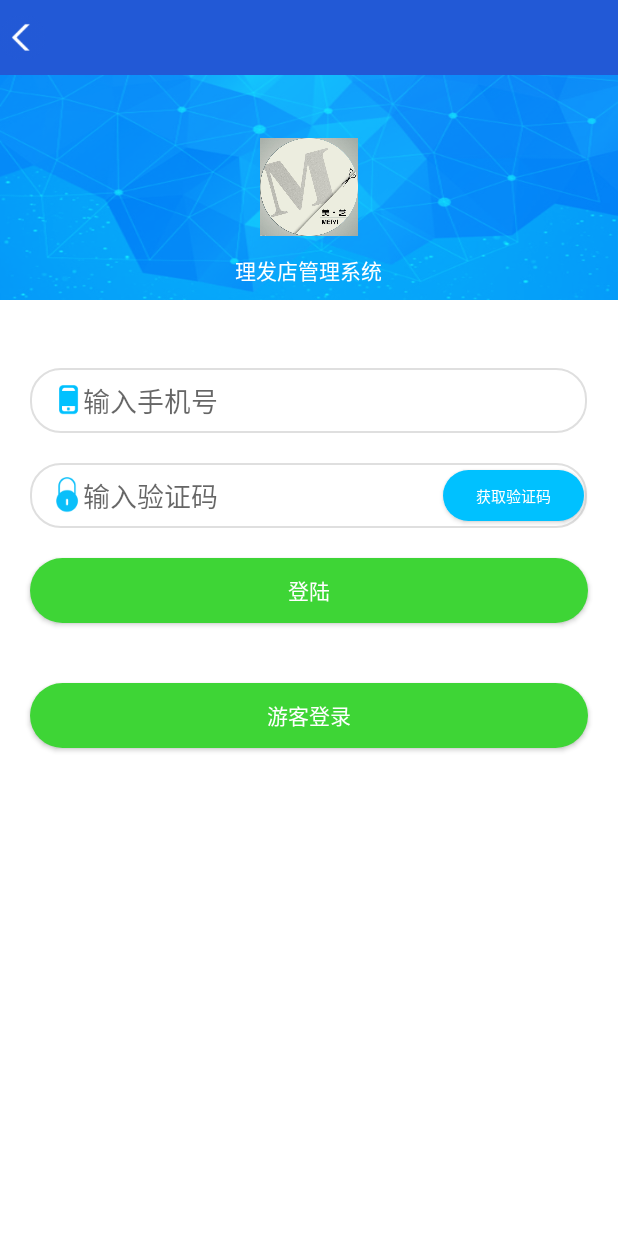
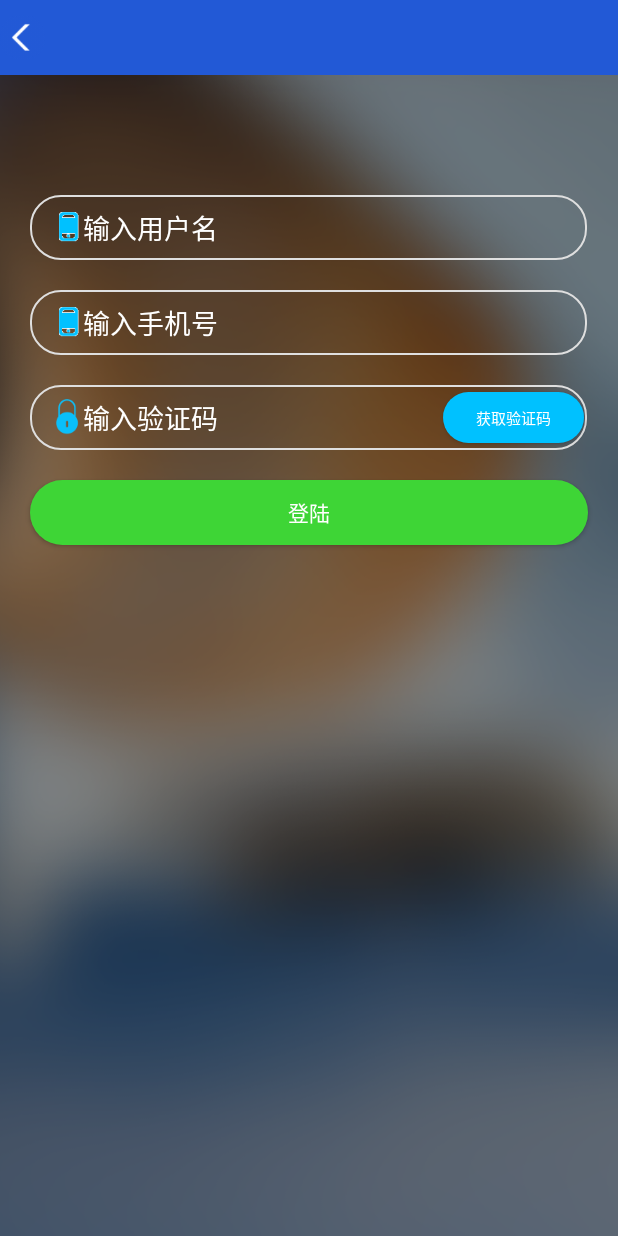
Before and after one commit to lizilei/haircutRepository, an Android app: the layout activity_start.xml on its own in the app's theme, with its tools: preview values and no code run, on a phone screen of 412 x 824 dp. Run offline under Robolectric (Android 15) with nearby library versions, the phone set to English and light mode, and no system bars; plain views replace HorizontalListView.

Commit message:
代码提交

```diff
--- a/app/src/main/java/com/nxedu/haircutreserve/activity/GeneralOrderDetailActivity.java
+++ b/app/src/main/java/com/nxedu/haircutreserve/activity/GeneralOrderDetailActivity.java
@@ -14,6 +14,7 @@ import com.nxedu.haircutreserve.bean.OrderList.BodyBean;
 import com.nxedu.haircutreserve.contacts.Contacts;
 import com.nxedu.haircutreserve.net.KJHttpUtil;
 import com.nxedu.haircutreserve.utils.AppUtils;
+import com.nxedu.haircutreserve.utils.UserUtils;
 
 import org.kymjs.kjframe.http.HttpCallBack;
 import org.kymjs.kjframe.ui.BindView;
@@ -82,7 +83,7 @@ public class GeneralOrderDetailActivity extends BaseActivity {
             tv_center.setVisibility(View.VISIBLE);
 
             tv_name.setText(ol.getUser_name());
-            tv_card.setText(ol.getTel());
+            tv_card.setText(UserUtils.getUser(this).getIdcard());
             tv_phone.setText(ol.getTel());
 
             tv_total.setText("￥" + ol.getOrder_price());
--- a/app/src/main/java/com/nxedu/haircutreserve/activity/GuideActivity.java
+++ b/app/src/main/java/com/nxedu/haircutreserve/activity/GuideActivity.java
@@ -82,7 +82,7 @@ public class GuideActivity extends BaseActivity {
                         btn_Experience.setOnClickListener(new View.OnClickListener() {
                             @Override
                             public void onClick(View v) {
-                                startActivity(new Intent(GuideActivity.this,MainActivity.class));
+                                startActivity(new Intent(GuideActivity.this,StartActivity.class));
                                 finish();
                             }
                         });
--- a/app/src/main/java/com/nxedu/haircutreserve/adapter/HairCutHomeMultipleItemAdapter.java
+++ b/app/src/main/java/com/nxedu/haircutreserve/adapter/HairCutHomeMultipleItemAdapter.java
@@ -228,19 +228,15 @@ public class HairCutHomeMultipleItemAdapter extends RecyclerView.Adapter<Recycle
         public void onClick(View v) {
             switch (v.getId()) {
                 case R.id.layout_wash_cut_blow:
-                    Toast.makeText(context, "洗剪吹", Toast.LENGTH_SHORT).show();
                     context.startActivity(new Intent(context, HaircutActivity.class));
                     break;
                 case R.id.layout_hair_dye:
-                    Toast.makeText(context, "染发", Toast.LENGTH_SHORT).show();
                     context.startActivity(new Intent(context, HaircutActivity.class));
                     break;
                 case R.id.layout_hu_fa:
-                    Toast.makeText(context, "护发", Toast.LENGTH_SHORT).show();
                     context.startActivity(new Intent(context, HaircutActivity.class));
                     break;
                 case R.id.layout_hair_perm:
-                    Toast.makeText(context, "烫发", Toast.LENGTH_SHORT).show();
                     context.startActivity(new Intent(context, HaircutActivity.class));
                     break;
             }
@@ -259,11 +255,9 @@ public class HairCutHomeMultipleItemAdapter extends RecyclerView.Adapter<Recycle
         public void onClick(View v) {
             switch (v.getId()) {
                 case R.id.layout_good_shop:
-                    Toast.makeText(context, "身边好店", Toast.LENGTH_SHORT).show();
                     context.startActivity(new Intent(context, GoodShopActivity.class));
                     break;
                 case R.id.layout_booking_hairstylist:
-                    Toast.makeText(context, "预约发型", Toast.LENGTH_SHORT).show();
                     context.startActivity(new Intent(context, GoodShopActivity.class));
                     break;
             }
--- a/app/src/main/java/com/nxedu/haircutreserve/contacts/Contacts.java
+++ b/app/src/main/java/com/nxedu/haircutreserve/contacts/Contacts.java
@@ -86,12 +86,15 @@ public class Contacts {
 
     /**
      * 添加新用户  在发送验证码之前调用
+     * post请求
+     * 参数：tel、 username
      */
-    public static final String GET_ADD_USER = ROOT_URL + "AddUserInfo?tel=";
+    public static final String GET_ADD_USER = ROOT_URL + "AddUserInfo";
 
     /**
      * 修改用户信息
      * 需要参数：用户属性值
+     * post请求
      */
     public static final String GET_UPDATE_USER = ROOT_URL + "UpdateUserInfo";
     /**
--- a/app/src/main/java/com/nxedu/haircutreserve/fragment/FragmentShop.java
+++ b/app/src/main/java/com/nxedu/haircutreserve/fragment/FragmentShop.java
@@ -87,7 +87,7 @@ public class FragmentShop extends SupportFragment {
 
                 Log.i("---=-data", t);
                 OrderList lists = JSON.parseObject(t, OrderList.class);
-                if (lists.getBody() != null) {
+                if (lists.getBody().size()>0) {
                     data.addAll(lists.getBody());
                     empty.setVisibility(View.GONE);
                     adapter.getDatas(data);
--- a/app/src/main/res/layout/activity_splash.xml
+++ b/app/src/main/res/layout/activity_splash.xml
@@ -10,8 +10,7 @@
         android:layout_width="100dp"
         android:layout_height="100dp"
         android:src="@mipmap/logo"
-        android:layout_centerInParent="true"
-        android:scaleType="fitXY" />
+        android:layout_centerInParent="true" />
 
     <LinearLayout
         android:id="@+id/layout_splash_in"
--- a/app/src/main/res/layout/activity_start.xml
+++ b/app/src/main/res/layout/activity_start.xml
@@ -2,46 +2,43 @@
 <LinearLayout xmlns:android="http://schemas.android.com/apk/res/android"
     android:layout_width="match_parent"
     android:layout_height="match_parent"
-    android:background="#ffffff"
+    android:background="@mipmap/activity_login_new"
     android:orientation="vertical">
 
     <include
         android:id="@+id/title_i"
         layout="@layout/include_title" />
 
-    <!--头部-->
-    <RelativeLayout
-        android:layout_width="match_parent"
-        android:layout_height="150dp"
-        android:background="@mipmap/login_bg">
-        <!--android:background="@mipmap/login_rl_logo"-->
-        <ImageView
-            android:id="@+id/iv_login_activity_logo"
-            android:layout_width="65dp"
-            android:layout_height="65dp"
-            android:layout_centerInParent="true"
-            android:background="@mipmap/logo"
-            android:scaleType="centerCrop" />
-
-        <TextView
-            android:layout_width="wrap_content"
-            android:layout_height="wrap_content"
-            android:layout_below="@+id/iv_login_activity_logo"
-            android:layout_centerHorizontal="true"
-            android:layout_marginTop="12dp"
-            android:gravity="center"
-            android:text="理发店管理系统"
-            android:textColor="#ffffff" />
-
-    </RelativeLayout>
-
     <!--手机号登陆-->
     <LinearLayout
         android:id="@+id/lin_loginforphone"
         android:layout_width="match_parent"
-        android:layout_height="wrap_content"
-        android:layout_marginTop="45dp"
+        android:layout_height="match_parent"
+        android:layout_marginTop="80dp"
         android:orientation="vertical">
+
+        <RelativeLayout
+            android:layout_width="wrap_content"
+            android:layout_height="wrap_content"
+            android:layout_gravity="center_horizontal"
+            android:layout_marginLeft="20dp"
+            android:layout_marginBottom="20dp"
+            android:layout_marginRight="20dp">
+
+            <EditText
+                android:id="@+id/edt_login_activity_user_name"
+                android:layout_width="match_parent"
+                android:layout_height="43dp"
+                android:layout_centerHorizontal="true"
+                android:layout_marginRight="0.5dp"
+                android:background="@drawable/edit_text_shape"
+                android:drawableLeft="@mipmap/login_phone"
+                android:hint="输入用户名"
+                android:textColorHint="@color/white"
+                android:textColor="@color/white"
+                android:paddingLeft="15dp" />
+
+        </RelativeLayout>
 
         <RelativeLayout
             android:layout_width="wrap_content"
@@ -59,6 +56,8 @@
                 android:background="@drawable/edit_text_shape"
                 android:drawableLeft="@mipmap/login_phone"
                 android:hint="输入手机号"
+                android:textColorHint="@color/white"
+                android:textColor="@color/white"
                 android:inputType="number"
                 android:paddingLeft="15dp" />
 
@@ -81,6 +80,8 @@
                 android:background="@drawable/edit_text_shape"
                 android:drawableLeft="@mipmap/login_pas"
                 android:hint="输入验证码"
+                android:textColorHint="@color/white"
+                android:textColor="@color/white"
                 android:inputType="number"
                 android:paddingLeft="15dp" />
 
@@ -115,6 +116,7 @@
             android:layout_margin="20dp"
             android:background="@drawable/button_login_bg_shape"
             android:text="游客登录"
+            android:visibility="gone"
             android:textColor="@color/white" />
 
     </LinearLayout>
```
Also changed, not shown: app/src/main/java/com/nxedu/haircutreserve/activity/HaircutActivity.java (+19 -1 lines), app/src/main/java/com/nxedu/haircutreserve/activity/StartActivity.java (+22 -4 lines), app/src/main/java/com/nxedu/haircutreserve/fragment/FragmentMe.java (+6 -3 lines), app/src/main/res/layout/activity_shop.xml (+0 -49 lines), app/src/main/res/mipmap-xhdpi/activity_login_new.png (added).
